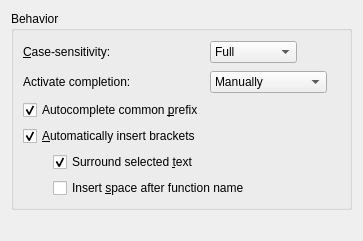
Old version of the form src/plugins/cpptools/completionsettingspage.ui in the repository qt-creator/qt-creator.
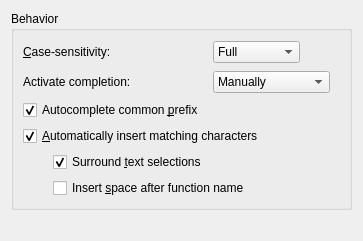
New version of the form.

Commit message: Editor: Make ui text clearer for matching characters

Patch:
```diff
--- a/src/plugins/cpptools/completionsettingspage.ui
+++ b/src/plugins/cpptools/completionsettingspage.ui
@@ -117,13 +117,13 @@
         </property>
        </widget>
       </item>
-      <item row="3" column="0">
+      <item row="3" column="0" colspan="2">
        <widget class="QCheckBox" name="autoInsertBrackets">
         <property name="toolTip">
          <string>Automatically insert brackets and semicolons when appropriate.</string>
         </property>
         <property name="text">
-         <string>&amp;Automatically insert brackets</string>
+         <string>&amp;Automatically insert matching characters</string>
         </property>
         <property name="checked">
          <bool>true</bool>
@@ -154,7 +154,7 @@
            <string>Automatically surround text selections with brackets.</string>
           </property>
           <property name="text">
-           <string>Surround selected &amp;text</string>
+           <string>Surround &amp;text selections</string>
           </property>
           <property name="checked">
            <bool>true</bool>
```
Left out of the diff: 4 changed lines with no effect on the pictures.
